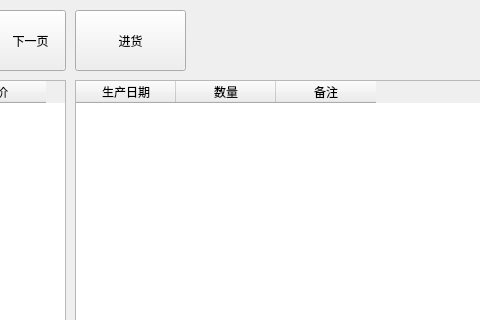
First picture: the form in ui/stock.ui, repository LunziQwQ/kylin_dealer, before the edit; both pictures show x 465 to 945 and y 0 to 320 of the 1092 by 488 pixel window.
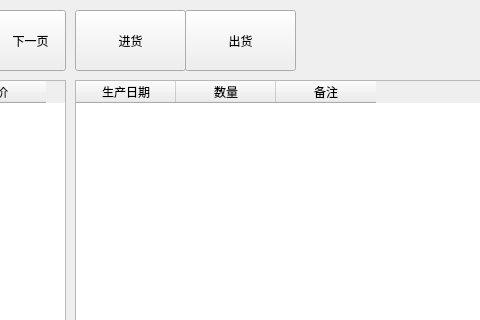
Second picture: the form after the edit.

Commit message: add sale_cargo and choose custom; refactor customService

```diff
--- a/ui/stock.ui
+++ b/ui/stock.ui
@@ -203,6 +203,19 @@
     <string>删除</string>
    </property>
   </widget>
+  <widget class="QPushButton" name="saleBtn">
+   <property name="geometry">
+    <rect>
+     <x>650</x>
+     <y>10</y>
+     <width>111</width>
+     <height>61</height>
+    </rect>
+   </property>
+   <property name="text">
+    <string>出货</string>
+   </property>
+  </widget>
  </widget>
  <resources/>
  <connections/>
```
The commit also changes 11 other files.
